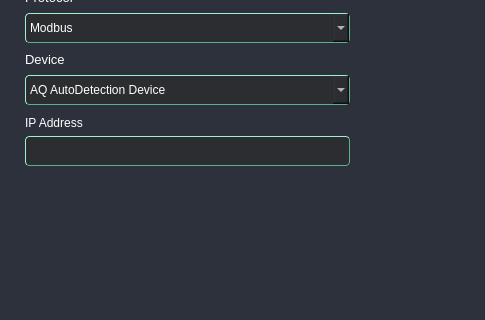
First picture: the form in UI/forms/AqAddDeviceWindow.ui, repository romangolovkou/AQteck_toolMAX, before the edit; both pictures show x 0 to 485 and y 116 to 436 of the 800 by 600 pixel window.
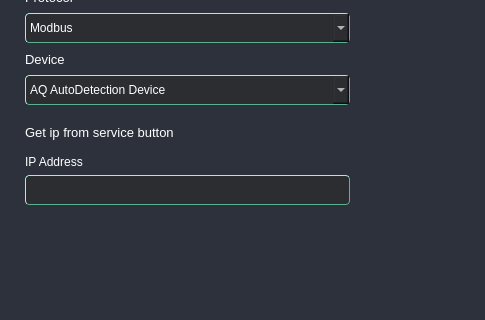
Second picture: the form after the edit. The open tabs and pages were chosen to show the change. Icons and pictures are not drawn. Custom widgets are drawn as their Qt base class.

Commit message: Додано перші UI для ір адрессес

The edit to the form file:
```diff
--- a/UI/forms/AqAddDeviceWindow.ui
+++ b/UI/forms/AqAddDeviceWindow.ui
@@ -1672,6 +1672,61 @@
                    <property name="bottomMargin">
                     <number>0</number>
                    </property>
+                   <item>
+                    <widget class="QFrame" name="ipAdressesFrame">
+                     <property name="frameShape">
+                      <enum>QFrame::StyledPanel</enum>
+                     </property>
+                     <property name="frameShadow">
+                      <enum>QFrame::Raised</enum>
+                     </property>
+                     <layout class="QHBoxLayout" name="horizontalLayout_11">
+                      <property name="leftMargin">
+                       <number>0</number>
+                      </property>
+                      <item>
+                       <widget class="QLabel" name="ipAdessesLabel">
+                        <property name="font">
+                         <font>
+                          <pointsize>10</pointsize>
+                         </font>
+                        </property>
+                        <property name="text">
+                         <string>Get ip from service button</string>
+                        </property>
+                       </widget>
+                      </item>
+                      <item>
+                       <widget class="QLabel" name="ipArdessesHintLabel">
+                        <property name="minimumSize">
+                         <size>
+                          <width>15</width>
+                          <height>15</height>
+                         </size>
+                        </property>
+                        <property name="maximumSize">
+                         <size>
+                          <width>15</width>
+                          <height>15</height>
+                         </size>
+                        </property>
+                        <property name="text">
+                         <string/>
+                        </property>
+                        <property name="pixmap">
+                         <pixmap resource="../resoursec.qrc">:/images/icons/question.png</pixmap>
+                        </property>
+                        <property name="scaledContents">
+                         <bool>true</bool>
+                        </property>
+                       </widget>
+                      </item>
+                      <item>
+                       <widget class="AqSwitchBtn" name="AqSwithBtnWidget" native="true"/>
+                      </item>
+                     </layout>
+                    </widget>
+                   </item>
                    <item>
                     <widget class="QLabel" name="ip_line_edit_label">
                      <property name="text">
@@ -2124,6 +2179,12 @@
    <header location="global">AqScanSettingsWidgets.h</header>
    <container>1</container>
   </customwidget>
+  <customwidget>
+   <class>AqSwitchBtn</class>
+   <extends>QWidget</extends>
+   <header location="global">AqSwitch.h</header>
+   <container>1</container>
+  </customwidget>
  </customwidgets>
  <resources/>
  <connections/>
```
Left out of the diff: 6 changed lines with no effect on the pictures. The commit also changes 5 other files.
